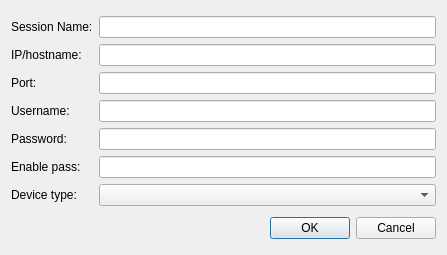
Before: the Qt Designer form new_sesson_dialog.ui in matthewspangler/QtCAT, drawn with Qt 5.
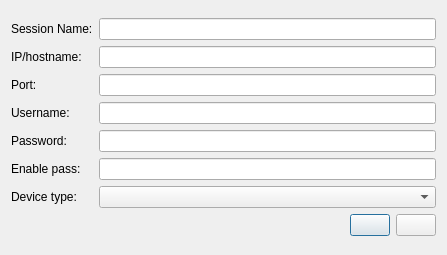
After: the same form once the commit is applied. Icons and pictures are not drawn.

Commit message: Implimented new session dialog functionality.

Patch:
```diff
--- a/new_sesson_dialog.ui
+++ b/new_sesson_dialog.ui
@@ -59,6 +59,16 @@
      <item row="2" column="1">
       <widget class="QLineEdit" name="portEdit"/>
      </item>
+     <item row="0" column="1">
+      <widget class="QLineEdit" name="nameEdit"/>
+     </item>
+     <item row="0" column="0">
+      <widget class="QLabel" name="label_7">
+       <property name="text">
+        <string>Session Name:</string>
+       </property>
+      </widget>
+     </item>
      <item row="1" column="0">
       <widget class="QLabel" name="label_4">
        <property name="text">
@@ -76,28 +86,47 @@
      <item row="6" column="1">
       <widget class="QComboBox" name="deviceBox"/>
      </item>
-     <item row="0" column="0">
-      <widget class="QLabel" name="label_7">
-       <property name="text">
-        <string>Session Name:</string>
-       </property>
-      </widget>
-     </item>
-     <item row="0" column="1">
-      <widget class="QLineEdit" name="nameEdit"/>
+     <item row="7" column="1">
+      <layout class="QHBoxLayout" name="horizontalLayout">
+       <item>
+        <spacer name="horizontalSpacer">
+         <property name="orientation">
+          <enum>Qt::Horizontal</enum>
+         </property>
+         <property name="sizeHint" stdset="0">
+          <size>
+           <width>40</width>
+           <height>20</height>
+          </size>
+         </property>
+        </spacer>
+       </item>
+       <item>
+        <widget class="QPushButton" name="okButton">
+         <property name="text">
+          <string/>
+         </property>
+         <property name="icon">
+          <iconset>
+           <normaloff>assets/check-line.png</normaloff>assets/check-line.png</iconset>
+         </property>
+        </widget>
+       </item>
+       <item>
+        <widget class="QPushButton" name="cancelButton">
+         <property name="text">
+          <string/>
+         </property>
+         <property name="icon">
+          <iconset>
+           <normaloff>assets/close-circle-line.png</normaloff>assets/close-circle-line.png</iconset>
+         </property>
+        </widget>
+       </item>
+      </layout>
      </item>
     </layout>
    </item>
-   <item>
-    <widget class="QDialogButtonBox" name="okBox">
-     <property name="orientation">
-      <enum>Qt::Horizontal</enum>
-     </property>
-     <property name="standardButtons">
-      <set>QDialogButtonBox::Cancel|QDialogButtonBox::Ok</set>
-     </property>
-    </widget>
-   </item>
   </layout>
  </widget>
  <resources/>
```
Left out of the diff: 35 changed lines with no effect on the pictures. The commit also changes 2 other files.
